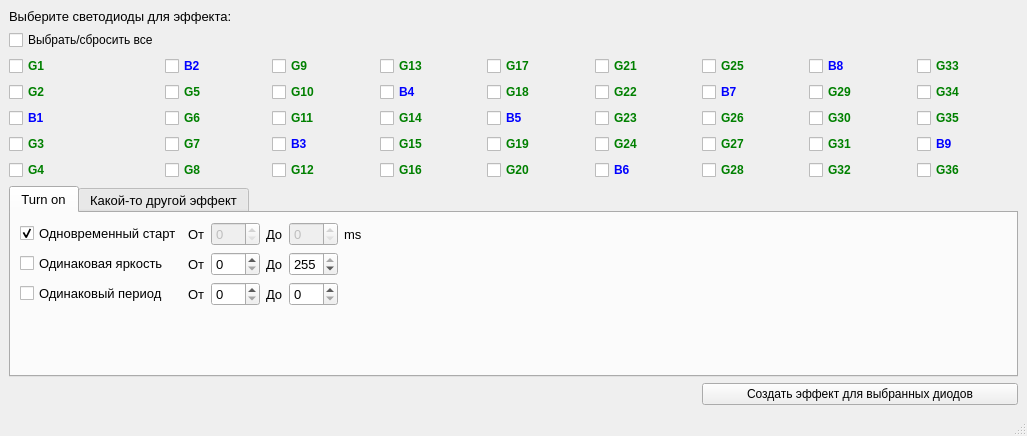
Above: Main.ui from notiel/SphereUI before the change. Below: the same form after it.
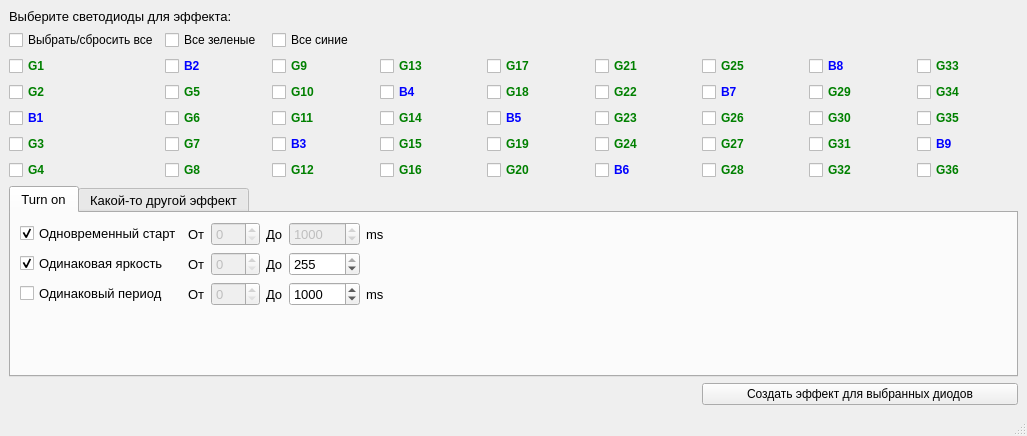
That is the form after the change.

Commit message: first effect created

Patch:
```diff
--- a/Main.ui
+++ b/Main.ui
@@ -812,6 +812,9 @@
         </item>
         <item row="1" column="2">
          <widget class="QSpinBox" name="SpinTOBrFrom">
+          <property name="enabled">
+           <bool>false</bool>
+          </property>
           <property name="maximum">
            <number>255</number>
           </property>
@@ -862,6 +865,12 @@
           <property name="enabled">
            <bool>false</bool>
           </property>
+          <property name="maximum">
+           <number>99999999</number>
+          </property>
+          <property name="value">
+           <number>1000</number>
+          </property>
          </widget>
         </item>
         <item row="1" column="0">
@@ -869,6 +878,9 @@
           <property name="text">
            <string>Одинаковая яркость</string>
           </property>
+          <property name="checked">
+           <bool>true</bool>
+          </property>
          </widget>
         </item>
         <item row="2" column="1">
@@ -896,10 +908,21 @@
          </widget>
         </item>
         <item row="2" column="2">
-         <widget class="QSpinBox" name="SpinToPeriodFrom"/>
+         <widget class="QSpinBox" name="SpinToPeriodFrom">
+          <property name="enabled">
+           <bool>false</bool>
+          </property>
+         </widget>
         </item>
         <item row="2" column="4">
-         <widget class="QSpinBox" name="SpinTOPeriodTo"/>
+         <widget class="QSpinBox" name="SpinTOPeriodTo">
+          <property name="maximum">
+           <number>999999</number>
+          </property>
+          <property name="value">
+           <number>1000</number>
+          </property>
+         </widget>
         </item>
         <item row="1" column="3">
          <widget class="QLabel" name="LblToBrTo">
@@ -915,6 +938,13 @@
           </property>
          </widget>
         </item>
+        <item row="2" column="5">
+         <widget class="QLabel" name="label">
+          <property name="text">
+           <string>ms</string>
+          </property>
+         </widget>
+        </item>
        </layout>
       </widget>
       <widget class="QWidget" name="tab_2">
@@ -924,6 +954,26 @@
       </widget>
      </widget>
     </item>
+    <item row="1" column="1">
+     <widget class="QCheckBox" name="CBGreen">
+      <property name="text">
+       <string>Все зеленые</string>
+      </property>
+      <property name="tristate">
+       <bool>true</bool>
+      </property>
+     </widget>
+    </item>
+    <item row="1" column="2">
+     <widget class="QCheckBox" name="CBBlue">
+      <property name="text">
+       <string>Все синие</string>
+      </property>
+      <property name="tristate">
+       <bool>true</bool>
+      </property>
+     </widget>
+    </item>
    </layout>
   </widget>
   <widget class="QMenuBar" name="menubar">
```
Left out of the diff: 3 changed lines with no effect on the pictures. The commit also changes 2 other files.
